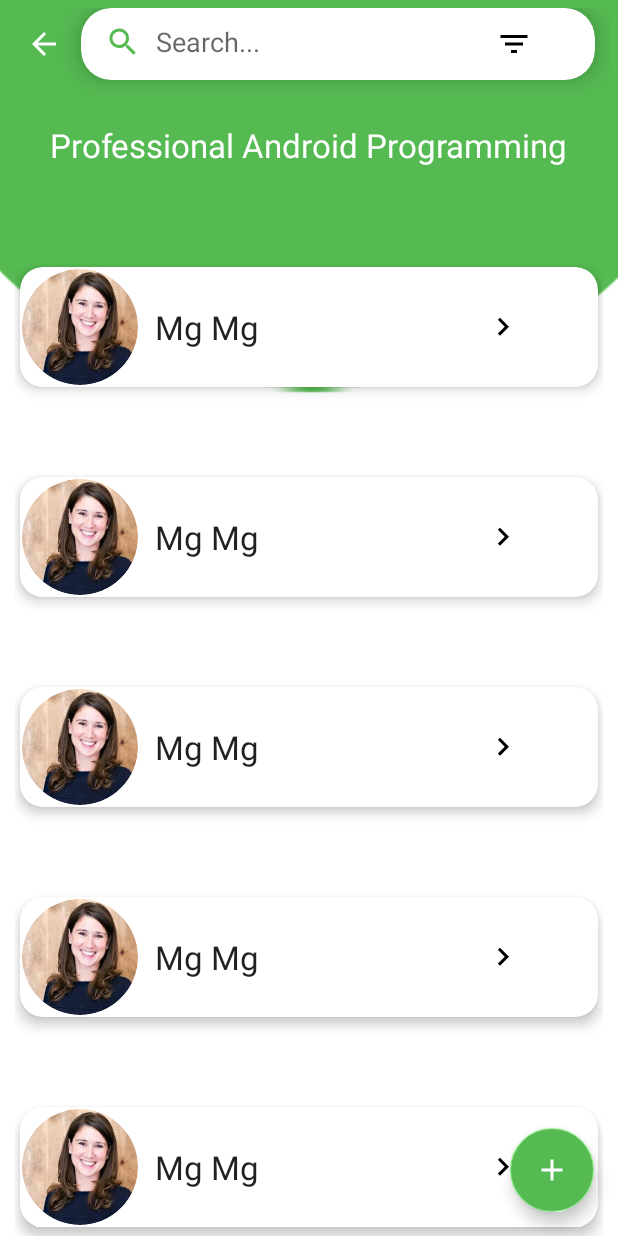
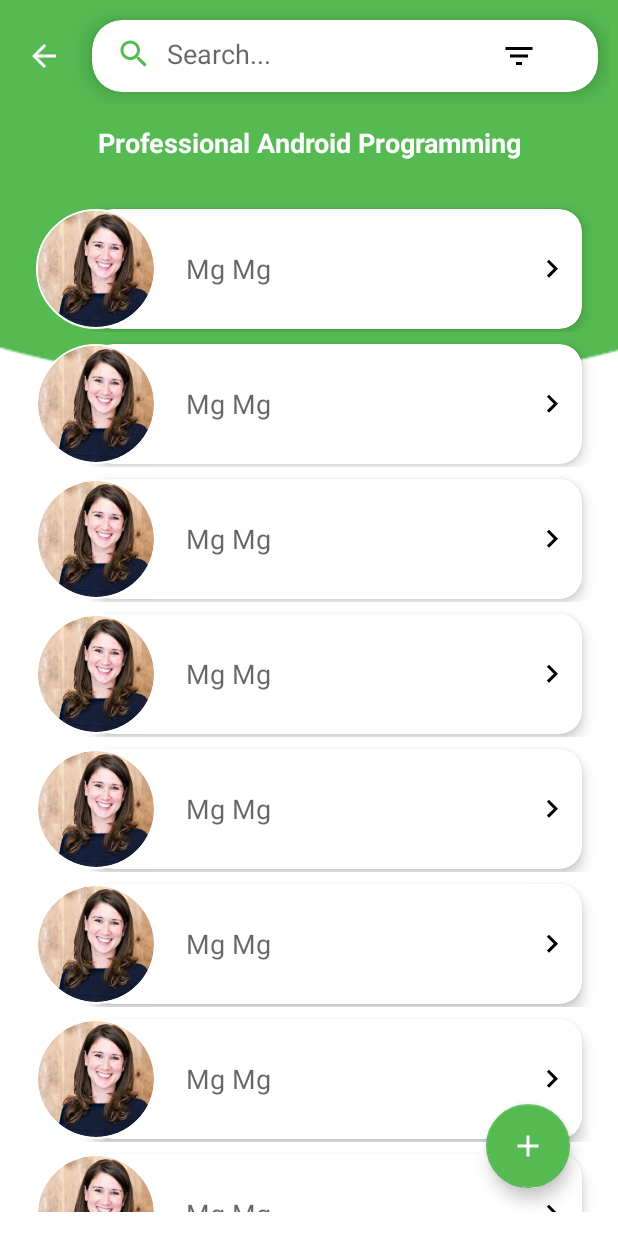
Before and after one commit to NaingHwe/RegistrationApp, an Android app: the StudentListActivity screen opened directly, with no data from a screen before it, on a phone screen of 412 x 824 dp. Run offline under Robolectric (Android 15) with nearby library versions, the light colour scheme and no system bars; our stand-ins replace CircleImageView, Picasso.

Commit message:
Adjust Student List layout & add status bar color

```diff
--- a/app/src/main/java/com/datainsights/trainingapp/RVStudentListAdapter.java
+++ b/app/src/main/java/com/datainsights/trainingapp/RVStudentListAdapter.java
@@ -6,7 +6,6 @@ import android.support.v7.widget.RecyclerView;
 import android.view.LayoutInflater;
 import android.view.View;
 import android.view.ViewGroup;
-import android.widget.Button;
 import android.widget.TextView;
 
 import com.datainsights.trainingapp.StudentRegistration.StudentList;
@@ -57,12 +56,10 @@ public class RVStudentListAdapter extends RecyclerView.Adapter<RVStudentListAdap
 
     //(1)create view holder
     static class StudentListViewHolder extends RecyclerView.ViewHolder{
-        Button btnStudentDetailLink;
          TextView tvStudentName;
         CircleImageView cvStudentProfile;
         public StudentListViewHolder(View itemView) {
             super(itemView);
-            btnStudentDetailLink = itemView.findViewById(R.id.btn_studentDetailLink);
             tvStudentName = itemView.findViewById(R.id.tv_studentName);
             cvStudentProfile = itemView.findViewById(R.id.cv_studentProfile);
 
--- a/app/src/main/res/layout/activity_student_list.xml
+++ b/app/src/main/res/layout/activity_student_list.xml
@@ -1,68 +1,76 @@
 <?xml version="1.0" encoding="utf-8"?>
-<!--app:layout_behavior="@string/appbar_scrolling_view_behavior"-->
-<LinearLayout xmlns:android="http://schemas.android.com/apk/res/android"
+<FrameLayout xmlns:android="http://schemas.android.com/apk/res/android"
     xmlns:app="http://schemas.android.com/apk/res-auto"
     xmlns:tools="http://schemas.android.com/tools"
     android:layout_width="match_parent"
     android:layout_height="match_parent"
     tools:context=".StudentRegistration.StudentListActivity"
-    android:orientation="vertical"
-    app:layout_behavior="@string/appbar_scrolling_view_behavior"
-    android:background="@drawable/background_pic1">
+    android:orientation="vertical">
+
+    <ImageView
+        android:layout_width="match_parent"
+        android:layout_height="match_parent"
+        android:scaleType="centerCrop"
+        android:src="@drawable/background_pic1" />
+
     <LinearLayout
-            android:layout_weight="2"
-            android:orientation="vertical"
         android:layout_width="match_parent"
-            android:layout_height="0dp">
+        android:layout_height="match_parent"
+        android:orientation="vertical">
+
         <LinearLayout
-                android:padding="5dp"
-                android:layout_weight="2"
+            android:layout_width="match_parent"
+            android:layout_height="wrap_content"
+            android:background="@android:color/transparent"
             android:orientation="horizontal"
-                android:layout_width="match_parent"
-                android:layout_height="0dp">
+            android:padding="5dp">
+
             <Button
-                    android:layout_weight="0.5"
-                    android:drawableStart="@drawable/ic_arrow_back_black"
-                    android:drawableLeft="@drawable/ic_arrow_back_black"
                 android:id="@+id/btn_search"
                 style="@style/Base.Widget.AppCompat.Button.Borderless"
                 android:layout_width="0dp"
-                    android:layout_height="wrap_content"/>
+                android:layout_height="wrap_content"
+                android:layout_marginTop="@dimen/margin_small"
+                android:layout_weight="0.5"
+                android:drawableLeft="@drawable/ic_arrow_back_black"
+                android:drawableStart="@drawable/ic_arrow_back_black" />
+
             <android.support.v7.widget.CardView
+                android:layout_width="0dp"
+                android:layout_height="wrap_content"
+                android:layout_margin="@dimen/margin_small"
+                android:layout_weight="3.5"
+                app:cardCornerRadius="20dp"
+                app:cardElevation="10dp">
 
-                    android:layout_weight="3.5"
-                    android:layout_marginRight="10dp"
-                    app:cardElevation="10dp"
-                    app:cardCornerRadius="20dp"
+                <LinearLayout
+                    android:layout_width="match_parent"
+                    android:layout_height="wrap_content"
+                    android:orientation="horizontal">
+
+                    <EditText
+                        android:id="@+id/login_et_email"
                         android:layout_width="0dp"
-                    android:layout_height="wrap_content">
-                    <LinearLayout
-                        android:orientation="horizontal"
-                        android:layout_width="match_parent"
-                        android:layout_height="wrap_content">
-                        <EditText
-                            android:layout_weight="3"
-                            android:id="@+id/login_et_email"
-                            android:imeOptions="actionNext"
-                            android:inputType="textEmailAddress"
-                            android:background="@android:color/transparent"
+                        android:layout_height="@dimen/login_form_et_height"
                         android:layout_marginLeft="16dp"
                         android:layout_marginRight="16dp"
-                            android:drawableTint="@color/colorPrimary"
+                        android:layout_weight="3"
+                        android:background="@android:color/transparent"
+                        android:drawableLeft="@drawable/ic_search_black"
                         android:drawablePadding="10dp"
                         android:drawableStart="@drawable/ic_search_black"
+                        android:drawableTint="@color/colorPrimary"
                         android:hint="Search..."
-                            android:layout_width="0dp"
-                            android:layout_height="@dimen/login_form_et_height"
-                            android:drawableLeft="@drawable/ic_search_black"
-                            />
+                        android:imeOptions="actionNext"
+                        android:inputType="textEmailAddress" />
+
                     <Button
-                            android:layout_weight="1"
-                            android:drawableStart="@drawable/ic_filter_list"
-                            android:drawableLeft="@drawable/ic_filter_list"
                         style="@style/Base.Widget.AppCompat.Button.Borderless"
                         android:layout_width="0dp"
-                            android:layout_height="wrap_content"/>
+                        android:layout_height="wrap_content"
+                        android:layout_weight="1"
+                        android:drawableLeft="@drawable/ic_filter_list"
+                        android:drawableStart="@drawable/ic_filter_list" />
 
                 </LinearLayout>
 
@@ -71,19 +79,19 @@
         </LinearLayout>
 
         <TextView
-
-                android:layout_weight="2"
-                style="@style/TextAppearance.AppCompat.Large"
+            style="@style/TextAppearance.AppCompat.Medium"
+            android:layout_width="wrap_content"
+            android:layout_height="wrap_content"
+            android:layout_gravity="center_horizontal"
+            android:layout_margin="@dimen/margin_small"
+            android:text="Professional Android Programming"
+            android:textAlignment="center"
             android:textColor="@android:color/white"
-
-                android:layout_gravity="center_horizontal"
-                android:text="Professional Android Programming"
-                android:layout_width="wrap_content"
-                android:layout_height="0dp" />
-        </LinearLayout>
+            android:textStyle="bold" />
 
     <FrameLayout
-        android:layout_weight="8"
+        android:layout_margin="@dimen/margin_medium"
+        android:layout_weight="1"
         android:layout_width="match_parent"
         android:layout_height="0dp">
         <android.support.v7.widget.RecyclerView
@@ -95,7 +103,6 @@
         </android.support.v7.widget.RecyclerView>
         <android.support.design.widget.FloatingActionButton
             android:id="@+id/fab"
-            android:backgroundTint="@color/colorPrimary"
             android:layout_width="wrap_content"
             android:layout_height="wrap_content"
             android:layout_gravity="bottom|end"
@@ -112,5 +119,5 @@
         android:layout_margin="@dimen/fab_margin"
         app:srcCompat="@drawable/ic_add_black_24dp"
         tools:ignore="VectorDrawableCompat" />-->
-
     </LinearLayout>
+</FrameLayout>
--- a/app/src/main/res/layout/student_list_adapter.xml
+++ b/app/src/main/res/layout/student_list_adapter.xml
@@ -1,59 +1,66 @@
 <?xml version="1.0" encoding="utf-8"?>
-<FrameLayout
-    xmlns:android="http://schemas.android.com/apk/res/android"
+<FrameLayout xmlns:android="http://schemas.android.com/apk/res/android"
     xmlns:app="http://schemas.android.com/apk/res-auto"
-    android:layout_margin="10dp"
     android:layout_width="match_parent"
-    android:layout_height="120dp">
-    <android.support.v7.widget.CardView
-        app:cardElevation="5dp"
-        app:cardCornerRadius="15dp"
-       android:layout_margin="3dp"
-        android:layout_width="match_parent"
-        android:layout_height="80dp">
-        <!-- <android.support.v7.widget.CardView
-             android:layout_weight="3.5"
-             android:layout_marginRight="10dp"
-             app:cardElevation="10dp"
-             app:cardCornerRadius="20dp"
-             android:layout_width="0dp"
-             android:layout_height="wrap_content">-->
+    android:layout_height="90dp"
+    android:background="?android:attr/selectableItemBackground"
+    android:clickable="true"
+    android:focusable="true">
 
     <LinearLayout
-            android:layout_gravity="center"
+        android:layout_width="match_parent"
+        android:layout_height="wrap_content"
         android:orientation="horizontal"
+        android:weightSum="2">
+
+        <View
+            android:layout_width="0dp"
+            android:layout_height="wrap_content"
+            android:layout_weight="0.2" />
+
+        <android.support.v7.widget.CardView
+            android:layout_width="0dp"
+            android:layout_height="80dp"
+            android:layout_margin="@dimen/margin_small"
+            android:layout_weight="1.8"
+            app:cardCornerRadius="15dp"
+            app:cardElevation="5dp">
+
+            <LinearLayout
                 android:layout_width="match_parent"
-            android:layout_height="match_parent">
-            <de.hdodenhof.circleimageview.CircleImageView
-                android:layout_gravity="center"
-                xmlns:app="http://schemas.android.com/apk/res-auto"
-                android:id="@+id/cv_studentProfile"
-                android:layout_width="80dp"
-                android:layout_height="80dp"
-                android:src="@drawable/person_pic"
-                app:civ_border_width="1dp"
-                app:civ_border_color="#ffffff"/>
+                android:layout_height="match_parent"
+                android:orientation="horizontal"
+                android:paddingLeft="@dimen/margin_huge">
+
                 <TextView
                     android:id="@+id/tv_studentName"
-                android:paddingLeft="10dp"
-                android:layout_weight="2.5"
+                    style="@style/TextAppearance.AppCompat.Medium"
+                    android:layout_width="0dp"
+                    android:layout_height="wrap_content"
                     android:layout_gravity="center"
-                android:text="Mg Mg"
-                style="@style/TextAppearance.AppCompat.Large"
-                android:layout_width="0dp"
-                android:layout_height="wrap_content" />
-            <Button
-                android:id="@+id/btn_studentDetailLink"
                     android:layout_weight="1"
+                    android:text="Mg Mg" />
+
+                <ImageView
+                    android:layout_width="wrap_content"
+                    android:layout_height="wrap_content"
                     android:layout_gravity="center"
-                android:drawableStart="@drawable/ic_keyboard_arrow_right_black"
-                android:drawableLeft="@drawable/ic_keyboard_arrow_right_black"
-
-                style="@style/Base.Widget.AppCompat.Button.Borderless"
-                android:layout_width="0dp"
-                android:layout_height="wrap_content"/>
+                    android:layout_marginEnd="@dimen/margin_small"
+                    android:layout_marginRight="@dimen/margin_small"
+                    android:src="@drawable/ic_keyboard_arrow_right_black" />
 
 
             </LinearLayout>
         </android.support.v7.widget.CardView>
+    </LinearLayout>
+
+
+    <de.hdodenhof.circleimageview.CircleImageView xmlns:app="http://schemas.android.com/apk/res-auto"
+        android:id="@+id/cv_studentProfile"
+        android:layout_width="80dp"
+        android:layout_height="80dp"
+        android:layout_margin="@dimen/margin_small"
+        android:src="@drawable/person_pic"
+        app:civ_border_color="#ffffff"
+        app:civ_border_width="1dp" />
 </FrameLayout>
--- a/app/src/main/res/values/colors.xml
+++ b/app/src/main/res/values/colors.xml
@@ -2,7 +2,7 @@
 <resources>
     <color name="colorPrimary">#55ba52</color>
     <color name="colorPrimaryDark">#188924</color>
-    <color name="colorAccent">#89ed81</color>
+    <color name="colorAccent">#55ba52</color>
 
 
 
```
Lines whose indentation alone changed are shown as unchanged.
